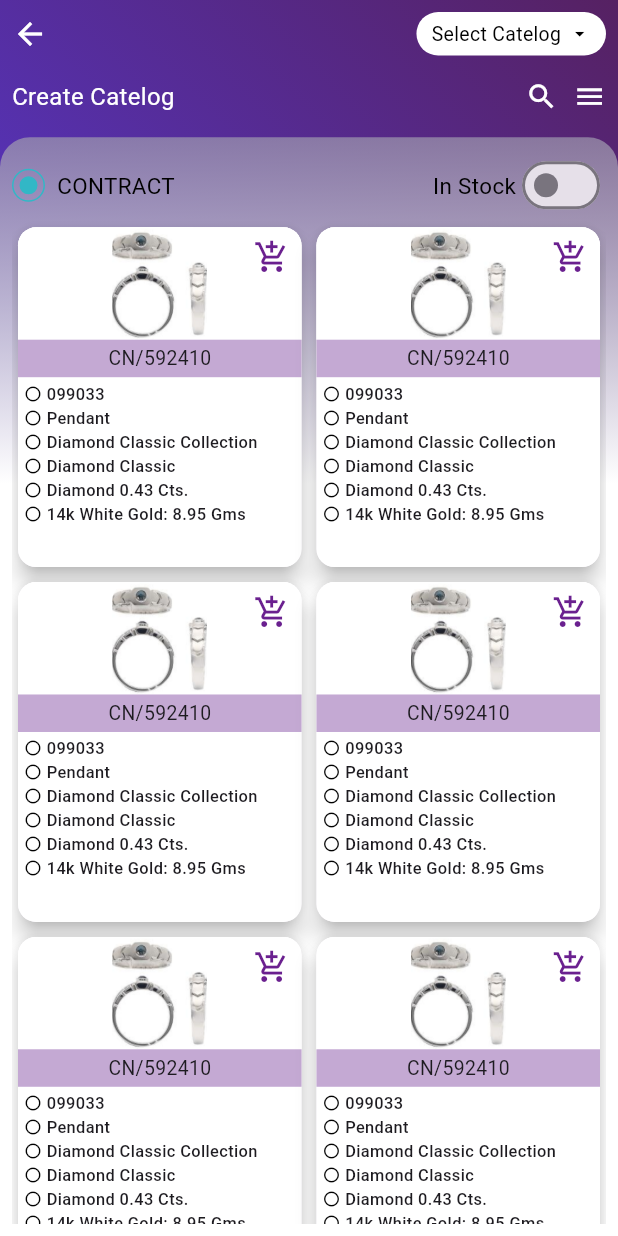
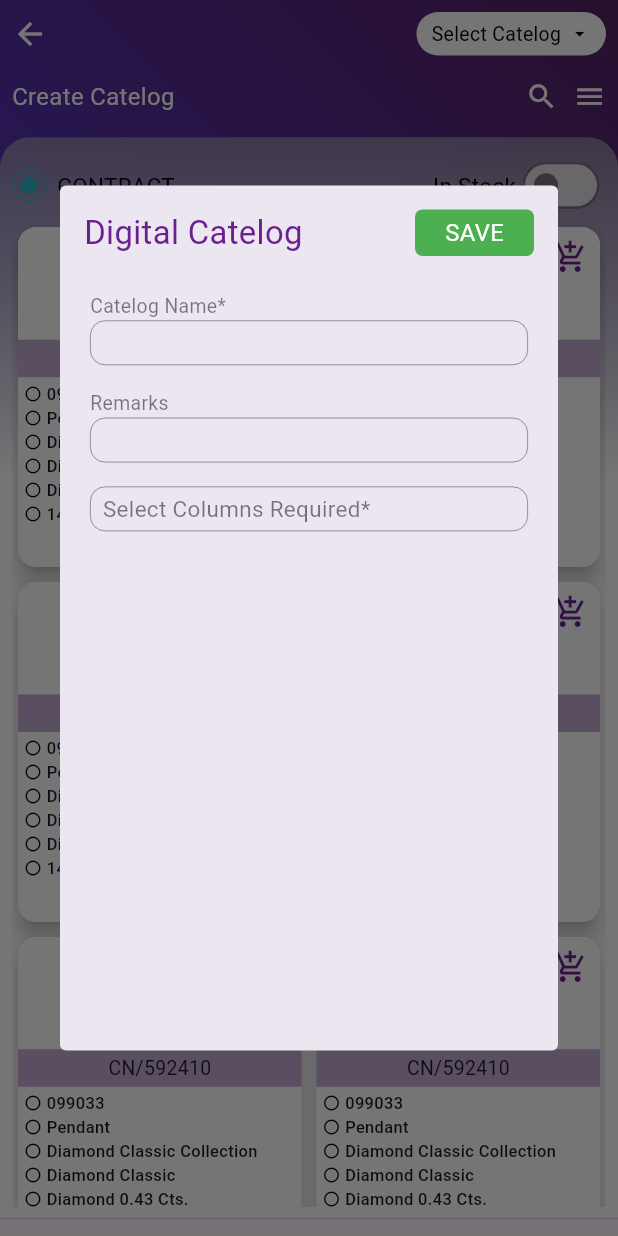
Before and after one commit to atul4530/EIS-app, a Flutter app: the CreateCatelog screen opened directly, after a tap on the "add shopping cart" icon, on a phone screen of 412 x 824 dp. Run offline on Flutter 3.47's test engine with Material 3 defaults, Android fonts, the light colour scheme and no system bars; our stand-ins replace flutter_sizer.

Commit message:
Digital Catelog

```diff
--- a/eisapp/lib/view/CreateCatelog.dart
+++ b/eisapp/lib/view/CreateCatelog.dart
@@ -19,6 +19,7 @@ class _CreateCatelogState extends State<CreateCatelog> with BackgroundDecoration
       child: Scaffold(body: Container(
         decoration: bgDecoration(),
         child: SingleChildScrollView(
+          physics: NeverScrollableScrollPhysics(),
           child: Column(
             children: [
               SizedBox(
@@ -87,7 +88,7 @@ class _CreateCatelogState extends State<CreateCatelog> with BackgroundDecoration
                         tileMode: TileMode.clamp),
                     borderRadius: const BorderRadius.only(topLeft: Radius.circular(20),topRight:  Radius.circular(20))
                 ),
-                height: MediaQuery.of(context).size.height-MediaQuery.of(context).size.height/9,
+                height: MediaQuery.of(context).size.height-MediaQuery.of(context).size.height/8,
                 width: MediaQuery.of(context).size.width,
                 child: Padding(
                   padding: const EdgeInsets.all(8.0),
@@ -142,6 +143,7 @@ class _CreateCatelogState extends State<CreateCatelog> with BackgroundDecoration
                         ),
                       Expanded(
                         child: GridView.builder(
+                         // physics: NeverScrollableScrollPhysics(),
                           gridDelegate:  SliverGridDelegateWithFixedCrossAxisCount(
                             crossAxisCount:  2,
                             mainAxisSpacing: userMobile(context)? 2:10,
@@ -226,7 +228,7 @@ class _CreateCatelogState extends State<CreateCatelog> with BackgroundDecoration
             ),
              GestureDetector(
                onTap: (){
-
+                 openDigitalCatelog(context);
                },
                child: Padding(
                 padding: EdgeInsets.all(8.0),
@@ -238,6 +240,110 @@ class _CreateCatelogState extends State<CreateCatelog> with BackgroundDecoration
       ),
     );
   }
+
+  openDigitalCatelog(BuildContext context){
+    showDialog<void>(
+        context: context,
+        builder: (context) => Dialog(
+          shape: RoundedRectangleBorder(borderRadius: BorderRadius.circular(4)),
+          child: Container(
+            height: 70.h,
+            width: 98.w,
+
+            child: Column(
+              crossAxisAlignment: CrossAxisAlignment.start,
+              children: <Widget>[
+                      Padding(
+                        padding: const EdgeInsets.symmetric(horizontal: 16,vertical: 16),
+                        child: Row(
+                          mainAxisAlignment: MainAxisAlignment.spaceBetween,
+                          children: [
+                            Text("Digital Catelog",style: TextStyle(color: Color(0xff6a208f),fontSize: 22.sp,fontWeight: FontWeight.w400),),
+                            Container(
+                              padding: EdgeInsets.symmetric(horizontal: 20,vertical: 4),
+                              decoration: BoxDecoration(
+                                color: Colors.green,
+                                borderRadius: BorderRadius.circular(5),
+                              ),
+                              child: Text("SAVE",style: TextStyle(color: Colors.white,fontSize: 16.sp),),
+                            )
+                          ],
+                        ),
+                      ),
+                Padding(
+                  padding: const EdgeInsets.all(8.0),
+                  child: Column(
+                    crossAxisAlignment: CrossAxisAlignment.start,
+                    children: [
+                      Container(
+                          margin: EdgeInsets.symmetric(horizontal: 12),
+                          child: Text("Catelog Name*",style: TextStyle(color: Colors.black.withOpacity(0.5),fontSize: 13.sp),textAlign: TextAlign.start,)),
+                      Container(
+                        height: 30.sp,
+                        margin: EdgeInsets.symmetric(horizontal: 12),
+                        decoration: BoxDecoration(
+                          border: Border.all(color: Colors.black.withOpacity(0.5),width: 0.5),
+                          borderRadius: BorderRadius.circular(10)
+                        ),
+                        child: const TextField(
+                            decoration: InputDecoration(
+                              border: InputBorder.none
+                            ),
+                        ),
+                      )
+
+                    ],
+                  ),
+                ),
+                Padding(
+                  padding: const EdgeInsets.all(8.0),
+                  child: Column(
+                    crossAxisAlignment: CrossAxisAlignment.start,
+                    children: [
+                      Container(
+                          margin: EdgeInsets.symmetric(horizontal: 12),
+                          child: Text("Remarks",style: TextStyle(color: Colors.black.withOpacity(0.5),fontSize: 13.sp),textAlign: TextAlign.start,)),
+                      Container(
+                        height: 30.sp,
+                        margin: EdgeInsets.symmetric(horizontal: 12),
+                        decoration: BoxDecoration(
+                          border: Border.all(color: Colors.black.withOpacity(0.5),width: 0.5),
+                          borderRadius: BorderRadius.circular(10)
+                        ),
+                        child: const TextField(
+                            decoration: InputDecoration(
+                              border: InputBorder.none
+                            ),
+                        ),
+                      )
+
+                    ],
+                  ),
+                ),
+                Padding(
+                  padding: const EdgeInsets.all(8),
+                  child: Container(
+                   height: 30.sp,
+                   width: 100.w,
+                   margin: EdgeInsets.symmetric(horizontal: 12),
+                   decoration: BoxDecoration(
+                     border: Border.all(color: Colors.black.withOpacity(0.5),width: 0.5),
+                     borderRadius: BorderRadius.circular(10)
+                   ),
+                   alignment: Alignment.centerLeft,
+                   child:  Padding(
+                     padding: const EdgeInsets.only(left: 8.0),
+                     child: Text("Select Columns Required*",style: TextStyle(fontSize: 15.sp,color: Colors.black.withOpacity(0.5)),),
+                   ),
+                                        ),
+                ),
+                  ],
+            ),
+          ),
+        ));
+  }
+
+
 
   Widget detailedWidget(String name){
      return Row(
```
